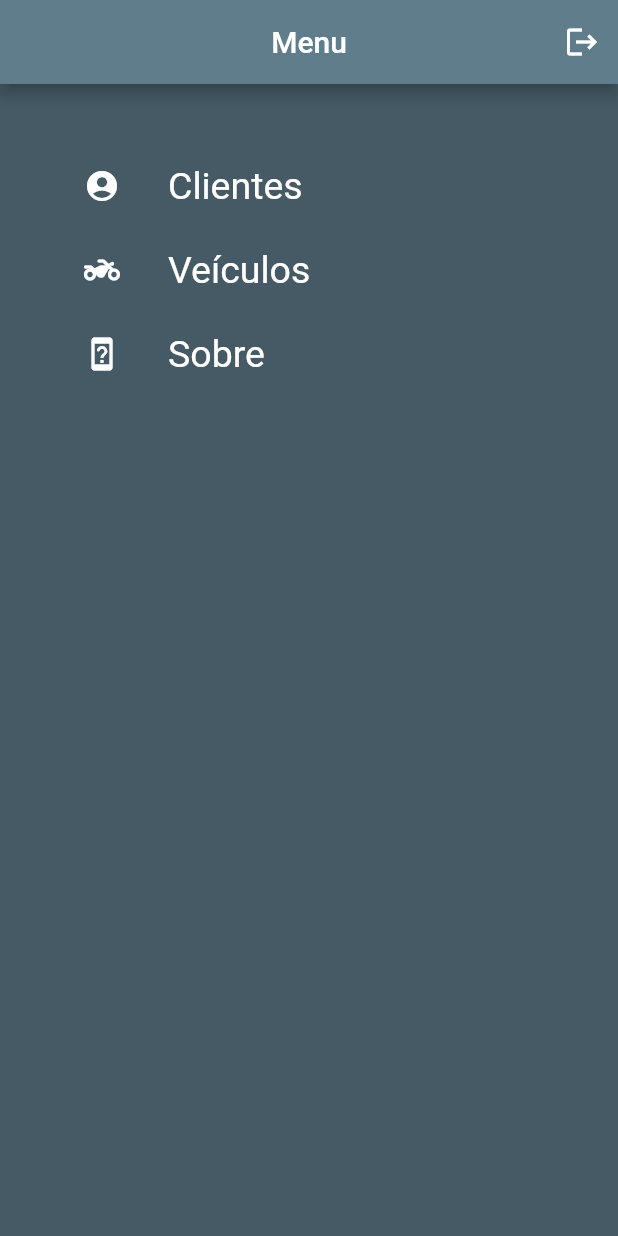
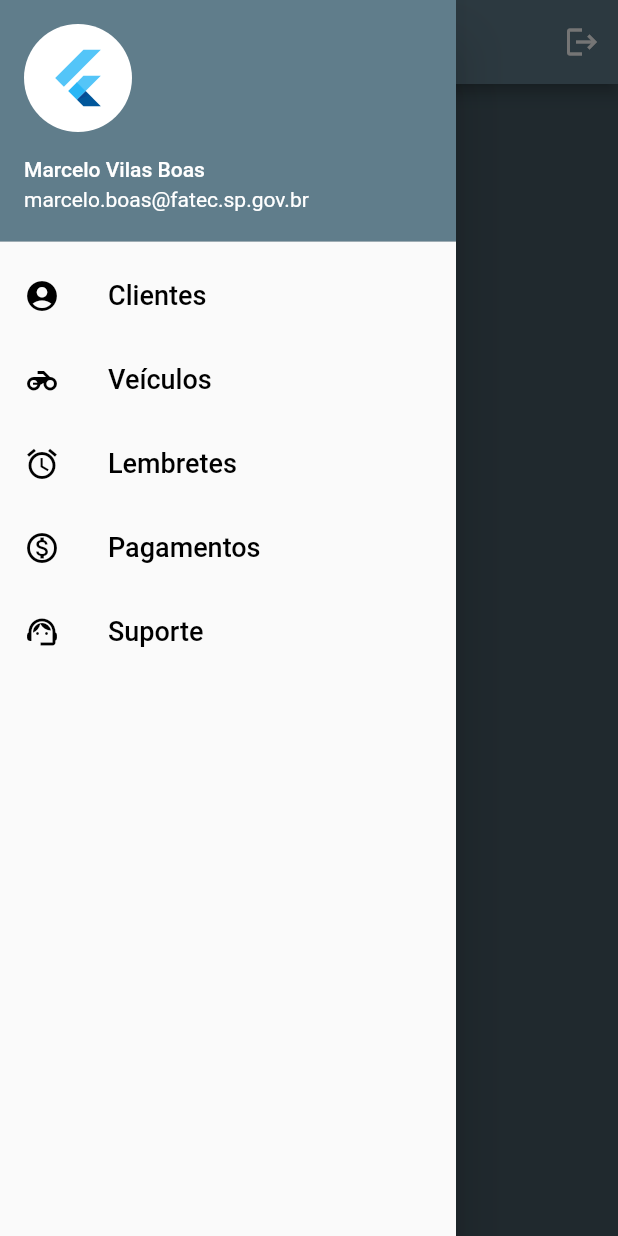
Before and after one commit to marceloboas10/TCC_Aluguel_Motos-Flutter, a Flutter app: the screen it shows after launch, with the side drawer open (before the commit the screen has no drawer), on a phone screen of 412 x 824 dp. Run offline on Flutter 3.47's test engine with Material 2 defaults, Android fonts, the phone set to English and light mode, and no system bars; our stand-ins replace cloud_firestore, firebase_auth, firebase_core; accounts and stored records are empty.

Commit message:
inclusao drawer no menu

```diff
--- a/lib/main.dart
+++ b/lib/main.dart
@@ -1,6 +1,7 @@
 import 'package:aluguel_moto/cadastroConta.dart';
 import 'package:aluguel_moto/form_veiculo.dart';
 import 'package:aluguel_moto/prototipo/loginP.dart';
+import 'package:aluguel_moto/prototipo/menuP.dart';
 import 'package:firebase_core/firebase_core.dart';
 import 'package:flutter/material.dart';
 import 'package:aluguel_moto/cadastroCliente.dart';
@@ -18,7 +19,7 @@ Future<void> main() async {
   runApp(MaterialApp(
     debugShowCheckedModeBanner: false,
     //theme: ThemeData(primarySwatch: Colors.amber),
-    initialRoute: '/menu',
+    initialRoute: '/menuP',
     routes: {
       '/telaLogin': (context) => TelaLogin(),
       '/cadastroConta': (context) => CadastroConta(),
@@ -29,6 +30,7 @@ Future<void> main() async {
       '/form_veiculo': (context) => FormVeiculo(),
       '/sobre': (context) => Sobre(),
       '/loginP': (context) => LoginP(),
+      '/menuP': (context) => MenuP(),
     },
   ));
 }
--- /dev/null
+++ b/lib/prototipo/menuP.dart
@@ -0,0 +1,167 @@
+import 'package:firebase_auth/firebase_auth.dart';
+import 'package:flutter/material.dart';
+
+class MenuP extends StatefulWidget {
+  @override
+  _MenuPState createState() => _MenuPState();
+}
+
+class _MenuPState extends State<MenuP> {
+  @override
+  Widget build(BuildContext context) {
+    //Menu Drawer
+    final drawerHeader = UserAccountsDrawerHeader(
+      accountName: Text('Marcelo Vilas Boas'),
+      accountEmail: Text('marcelo.boas@fatec.sp.gov.br'),
+      decoration: BoxDecoration(color: Colors.blueGrey),
+      currentAccountPicture: CircleAvatar(
+        child: FlutterLogo(size: 42.0),
+        backgroundColor: Colors.white,
+      ),
+    );
+    final drawerItems = ListView(
+      padding: EdgeInsets.zero,
+      children: <Widget>[
+        drawerHeader,
+        ListTile(
+          leading: Icon(
+            Icons.account_circle,
+            color: Colors.black,
+          ),
+          title: Text(
+            'Clientes',
+            style: TextStyle(
+              fontSize: 18,
+              color: Colors.black,
+            ),
+          ),
+          onTap: () => Navigator.pushNamed(context, '/cadastroCliente'),
+        ),
+        ListTile(
+          leading: Icon(
+            Icons.motorcycle,
+            color: Colors.black,
+          ),
+          title: Text(
+            'Veículos',
+            style: TextStyle(
+              fontSize: 18,
+              color: Colors.black,
+            ),
+          ),
+          onTap: () => Navigator.pushNamed(context, '/cadastroVeiculo'),
+        ),
+        ListTile(
+          leading: Icon(
+            Icons.alarm_outlined,
+            color: Colors.black,
+          ),
+          title: Text(
+            'Lembretes',
+            style: TextStyle(
+              fontSize: 18,
+              color: Colors.black,
+            ),
+          ),
+          onTap: () => Navigator.pushNamed(context, ''),
+        ),
+        ListTile(
+          leading: Icon(
+            Icons.monetization_on_outlined,
+            color: Colors.black,
+          ),
+          title: Text(
+            'Pagamentos',
+            style: TextStyle(
+              fontSize: 18,
+              color: Colors.black,
+            ),
+          ),
+          onTap: () => Navigator.pushNamed(context, ''),
+        ),
+        ListTile(
+          leading: Icon(
+            Icons.support_agent,
+            color: Colors.black,
+          ),
+          title: Text(
+            'Suporte',
+            style: TextStyle(
+              fontSize: 18,
+              color: Colors.black,
+            ),
+          ),
+          onTap: () => Navigator.pushNamed(context, '/sobre'),
+        ),
+      ],
+    );
+    return Scaffold(
+      drawer: Drawer(
+        child: drawerItems,
+      ),
+      appBar: AppBar(
+        title: Text('Menu'),
+        centerTitle: true,
+        backgroundColor: Colors.blueGrey,
+        actions: [
+          IconButton(
+              icon: Icon(Icons.logout),
+              onPressed: () {
+                FirebaseAuth.instance.signOut();
+                Navigator.pushReplacementNamed(context, '/telaLogin');
+              }),
+        ],
+      ),
+      backgroundColor: Colors.blueGrey[700],
+      body: Container(
+        padding: EdgeInsets.all(40),
+        child: ListView(children: [
+          ListTile(
+            leading: Icon(
+              Icons.account_circle,
+              color: Colors.white,
+            ),
+            title: Text(
+              'Clientes',
+              style: TextStyle(
+                fontSize: 25,
+                color: Colors.white,
+              ),
+            ),
+            onTap: () {
+              Navigator.pushNamed(context, '/cadastroCliente');
+            },
+          ),
+          ListTile(
+            leading: Icon(
+              Icons.two_wheeler_rounded,
+              color: Colors.white,
+            ),
+            title: Text('Veículos',
+                style: TextStyle(
+                  fontSize: 25,
+                  color: Colors.white,
+                )),
+            onTap: () {
+              Navigator.pushNamed(context, '/cadastroVeiculo');
+            },
+          ),
+          ListTile(
+            leading: Icon(
+              Icons.support_agent_outlined,
+              color: Colors.white,
+            ),
+            title: Text('Suporte',
+                style: TextStyle(
+                  fontSize: 25,
+                  color: Colors.white,
+                )),
+            onTap: () {
+              Navigator.pushNamed(context, '/sobre');
+            },
+          ),
+        ]),
+      ),
+    );
+  }
+}
--- a/lib/sobre.dart
+++ b/lib/sobre.dart
@@ -50,7 +50,7 @@ class _SobreState extends State<Sobre> {
               Card(
                 margin: EdgeInsets.symmetric(
                   vertical: 10,
-                  horizontal: 30,
+                  horizontal: 28,
                 ),
                 child: ListTile(
                   leading: Icon(
@@ -68,7 +68,7 @@ class _SobreState extends State<Sobre> {
                 ),
               ),
               Card(
-                margin: EdgeInsets.symmetric(vertical: 10, horizontal: 30),
+                margin: EdgeInsets.symmetric(vertical: 10, horizontal: 28),
                 child: ListTile(
                   leading: Icon(
                     Icons.email,
```
